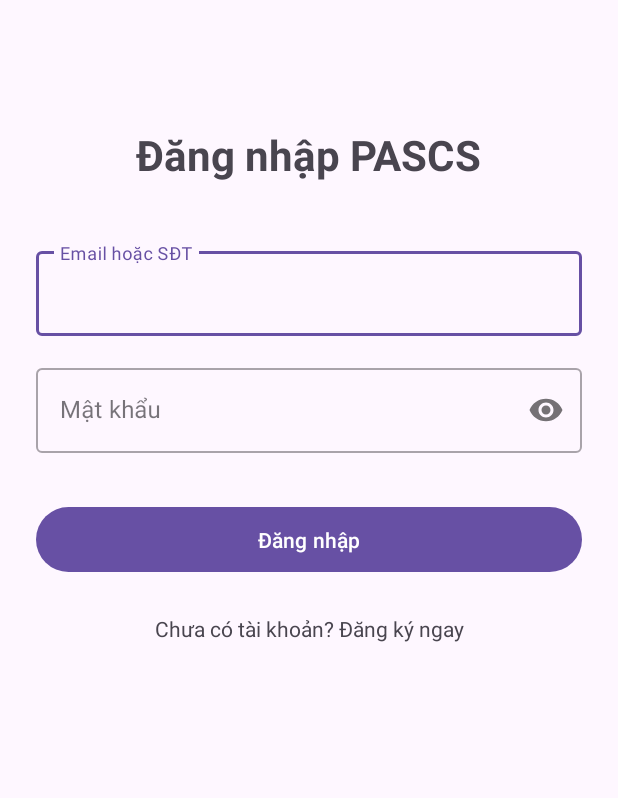
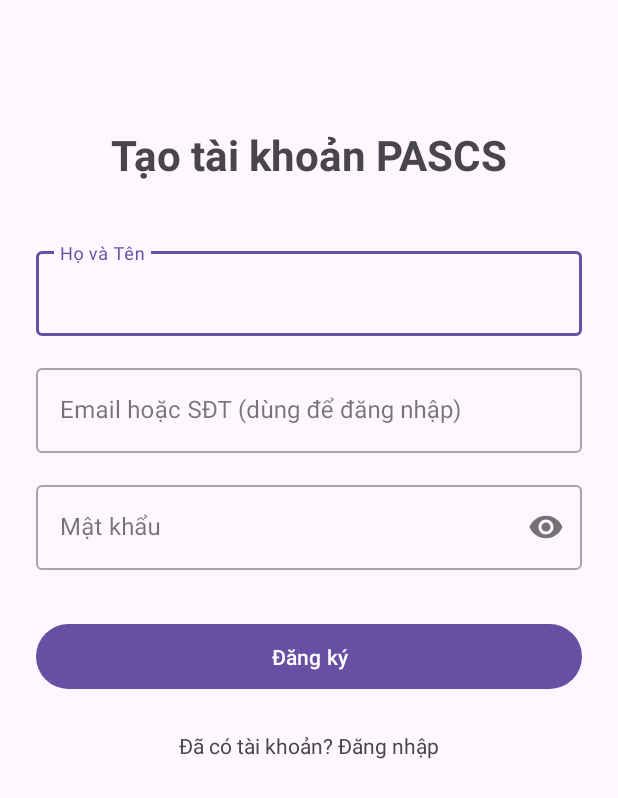
Before and after one commit to khongphainhuan/LT_Java, an Android app: the screen it shows after launch (LoginActivity before the commit, RegisterActivity after it), after a tap on "Chưa có tài khoản? Đăng ký ngay", on a phone screen of 412 x 824 dp. Shown: the top 798 px of the screen. Run offline under Robolectric (Android 15) with nearby library versions, the phone set to English and light mode, and no system bars.

Commit message:
update register

```diff
--- a/PASCS/app/src/main/AndroidManifest.xml
+++ b/PASCS/app/src/main/AndroidManifest.xml
@@ -12,16 +12,18 @@
         android:supportsRtl="true"
         android:theme="@style/Theme.PASCS_Citizen_App"
         tools:targetApi="31"> <activity
-        android:name=".activities.LoginActivity"
+        android:name=".LoginActivity"
         android:exported="true">
         <intent-filter>
             <action android:name="android.intent.action.MAIN" />
             <category android:name="android.intent.category.LAUNCHER" />
         </intent-filter>
-    </activity>
+    </activity> <activity
+        android:name=".MainActivity"
+        android:exported="false" />
 
         <activity
-            android:name=".MainActivity"
+            android:name=".RegisterActivity"
             android:exported="false" />
 
     </application>
--- a/PASCS/app/src/main/java/com/pascs/citizen/LoginActivity.java
+++ b/PASCS/app/src/main/java/com/pascs/citizen/LoginActivity.java
@@ -1,4 +1,4 @@
-package com.pascs.citizen.activities;
+package com.pascs.citizen;
 
 import androidx.appcompat.app.AppCompatActivity;
 import android.os.Bundle;
@@ -6,6 +6,7 @@ import android.view.View;
 import android.widget.Button;
 import android.widget.TextView;
 import android.widget.Toast; // Thêm thư viện Toast để test click
+import android.content.Intent;
 
 import com.google.android.material.textfield.TextInputEditText; // Dùng cái này
 import com.pascs.citizen.R;
@@ -50,12 +51,11 @@ public class LoginActivity extends AppCompatActivity {
         tvGoToRegister.setOnClickListener(new View.OnClickListener() {
             @Override
             public void onClick(View v) {
-                // Tạm thời hiển thị thông báo
-                Toast.makeText(LoginActivity.this, "Chuyển sang màn hình Đăng ký", Toast.LENGTH_SHORT).show();
+                // TẠO MỘT "Ý ĐỊNH" (INTENT) ĐỂ CHUYỂN MÀN HÌNH
+                Intent intent = new Intent(LoginActivity.this, RegisterActivity.class);
 
-                // TODO: Sau này sẽ tạo RegisterActivity và chuyển màn hình
-                // Intent intent = new Intent(LoginActivity.this, RegisterActivity.class);
-                // startActivity(intent);
+                // THỰC THI "Ý ĐỊNH" ĐÓ
+                startActivity(intent);
             }
         });
     }
--- /dev/null
+++ b/PASCS/app/src/main/java/com/pascs/citizen/RegisterActivity.java
@@ -0,0 +1,47 @@
+package com.pascs.citizen;
+
+import androidx.appcompat.app.AppCompatActivity;
+import android.os.Bundle;
+import android.view.View;
+import android.widget.Button;
+import android.widget.TextView;
+import android.widget.Toast;
+import com.google.android.material.textfield.TextInputEditText;
+
+public class RegisterActivity extends AppCompatActivity {
+
+    TextInputEditText etFullName, etEmailRegister, etPasswordRegister;
+    Button btnRegister;
+    TextView tvGoToLogin;
+
+    @Override
+    protected void onCreate(Bundle savedInstanceState) {
+        super.onCreate(savedInstanceState);
+        setContentView(R.layout.activity_register);
+
+        // Ánh xạ
+        etFullName = findViewById(R.id.etFullName);
+        etEmailRegister = findViewById(R.id.etEmailRegister);
+        etPasswordRegister = findViewById(R.id.etPasswordRegister);
+        btnRegister = findViewById(R.id.btnRegister);
+        tvGoToLogin = findViewById(R.id.tvGoToLogin);
+
+        // Xử lý sự kiện
+        btnRegister.setOnClickListener(new View.OnClickListener() {
+            @Override
+            public void onClick(View v) {
+                // TODO: Gọi API đăng ký của Mạnh
+                Toast.makeText(RegisterActivity.this, "Đang xử lý đăng ký...", Toast.LENGTH_SHORT).show();
+            }
+        });
+
+        // Quay về màn hình Đăng nhập
+        tvGoToLogin.setOnClickListener(new View.OnClickListener() {
+            @Override
+            public void onClick(View v) {
+                // Kết thúc (đóng) màn hình này để quay lại màn hình Login
+                finish();
+            }
+        });
+    }
+}
--- /dev/null
+++ b/PASCS/app/src/main/res/layout/activity_register.xml
@@ -0,0 +1,100 @@
+<?xml version="1.0" encoding="utf-8"?>
+<androidx.constraintlayout.widget.ConstraintLayout
+    xmlns:android="http://schemas.android.com/apk/res/android"
+    xmlns:app="http://schemas.android.com/apk/res-auto"
+    xmlns:tools="http://schemas.android.com/tools"
+    android:layout_width="match_parent"
+    android:layout_height="match_parent"
+    android:padding="24dp"
+    tools:context=".activities.RegisterActivity">
+
+    <TextView
+        android:id="@+id/tvRegisterTitle"
+        android:layout_width="wrap_content"
+        android:layout_height="wrap_content"
+        android:text="Tạo tài khoản PASCS"
+        android:textSize="28sp"
+        android:textStyle="bold"
+        app:layout_constraintTop_toTopOf="parent"
+        app:layout_constraintStart_toStartOf="parent"
+        app:layout_constraintEnd_toEndOf="parent"
+        android:layout_marginTop="60dp"/>
+
+    <com.google.android.material.textfield.TextInputLayout
+        android:id="@+id/tilFullName"
+        style="@style/Widget.MaterialComponents.TextInputLayout.OutlinedBox"
+        android:layout_width="0dp"
+        android:layout_height="wrap_content"
+        android:layout_marginTop="40dp"
+        app:layout_constraintTop_toBottomOf="@id/tvRegisterTitle"
+        app:layout_constraintStart_toStartOf="parent"
+        app:layout_constraintEnd_toEndOf="parent"
+        android:hint="Họ và Tên">
+
+        <com.google.android.material.textfield.TextInputEditText
+            android:id="@+id/etFullName"
+            android:layout_width="match_parent"
+            android:layout_height="wrap_content"
+            android:inputType="textPersonName"/>
+    </com.google.android.material.textfield.TextInputLayout>
+
+    <com.google.android.material.textfield.TextInputLayout
+        android:id="@+id/tilEmailRegister"
+        style="@style/Widget.MaterialComponents.TextInputLayout.OutlinedBox"
+        android:layout_width="0dp"
+        android:layout_height="wrap_content"
+        android:layout_marginTop="16dp"
+        app:layout_constraintTop_toBottomOf="@id/tilFullName"
+        app:layout_constraintStart_toStartOf="parent"
+        app:layout_constraintEnd_toEndOf="parent"
+        android:hint="Email hoặc SĐT (dùng để đăng nhập)">
+
+        <com.google.android.material.textfield.TextInputEditText
+            android:id="@+id/etEmailRegister"
+            android:layout_width="match_parent"
+            android:layout_height="wrap_content"
+            android:inputType="textEmailAddress"/>
+    </com.google.android.material.textfield.TextInputLayout>
+
+    <com.google.android.material.textfield.TextInputLayout
+        android:id="@+id/tilPasswordRegister"
+        style="@style/Widget.MaterialComponents.TextInputLayout.OutlinedBox"
+        android:layout_width="0dp"
+        android:layout_height="wrap_content"
+        android:layout_marginTop="16dp"
+        app:layout_constraintTop_toBottomOf="@id/tilEmailRegister"
+        app:layout_constraintStart_toStartOf="parent"
+        app:layout_constraintEnd_toEndOf="parent"
+        android:hint="Mật khẩu"
+        app:passwordToggleEnabled="true">
+
+        <com.google.android.material.textfield.TextInputEditText
+            android:id="@+id/etPasswordRegister"
+            android:layout_width="match_parent"
+            android:layout_height="wrap_content"
+            android:inputType="textPassword"/>
+    </com.google.android.material.textfield.TextInputLayout>
+
+    <Button
+        android:id="@+id/btnRegister"
+        android:layout_width="0dp"
+        android:layout_height="wrap_content"
+        android:text="Đăng ký"
+        android:padding="12dp"
+        android:layout_marginTop="32dp"
+        app:layout_constraintTop_toBottomOf="@id/tilPasswordRegister"
+        app:layout_constraintStart_toStartOf="parent"
+        app:layout_constraintEnd_toEndOf="parent"/>
+
+    <TextView
+        android:id="@+id/tvGoToLogin"
+        android:layout_width="wrap_content"
+        android:layout_height="wrap_content"
+        android:text="Đã có tài khoản? Đăng nhập"
+        android:padding="8dp"
+        android:layout_marginTop="16dp"
+        app:layout_constraintTop_toBottomOf="@id/btnRegister"
+        app:layout_constraintStart_toStartOf="parent"
+        app:layout_constraintEnd_toEndOf="parent"/>
+
+</androidx.constraintlayout.widget.ConstraintLayout>
```
